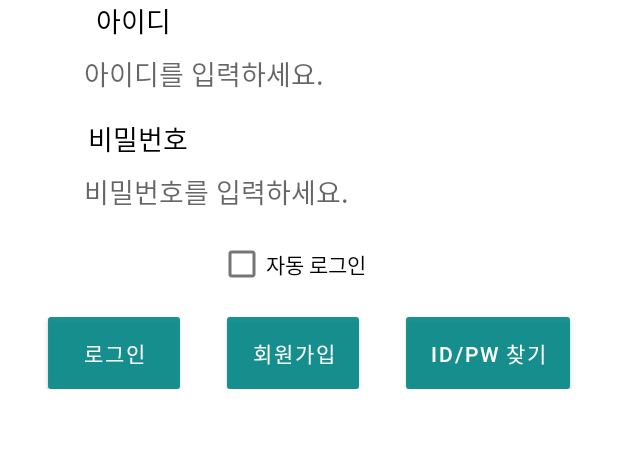
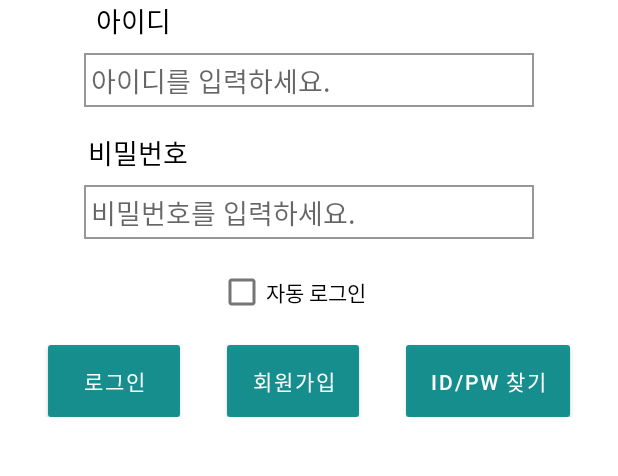
Before and after one commit to garam0410/BPM-Service, an Android app: the layout activity_login.xml on its own in the app's theme, with its tools: preview values and no code run, on a phone screen of 412 x 824 dp, the part 600-1076 px from its top. Run offline under Robolectric (Android 15) with nearby library versions, the phone set to English and light mode, and no system bars.

Commit message:
로그인 구현중

```diff
--- a/Application/mobile/build.gradle
+++ b/Application/mobile/build.gradle
@@ -37,5 +37,7 @@ dependencies {
     androidTestImplementation 'androidx.test.ext:junit:1.1.2'
     androidTestImplementation 'androidx.test.espresso:espresso-core:3.3.0'
     implementation 'com.google.android.material:material:1.0.0'
+    compile 'com.squareup.retrofit2:retrofit:2.4.0'
+    compile 'com.squareup.retrofit2:converter-gson:2.4.0'
     wearApp project(":wear")
 }
--- a/Application/mobile/src/main/AndroidManifest.xml
+++ b/Application/mobile/src/main/AndroidManifest.xml
@@ -6,6 +6,7 @@
     <uses-permission android:name="android.permission.CAMERA" />
 
     <application
+        android:networkSecurityConfig="@xml/network_security_config"
         android:allowBackup="true"
         android:icon="@mipmap/ic_launcher"
         android:label="@string/app_name"
@@ -20,7 +21,7 @@
             </intent-filter>
         </activity>
         <activity android:name=".login.RegisterActivity" />
-        <activity android:name=".login.FIndActivity" />
+        <activity android:name=".login.FindActivity" />
         <activity android:name=".login.LoginActivity">
         </activity>
         <activity android:name=".MainActivity" />
--- a/Application/mobile/src/main/java/com/example/bpm_service/login/FIndActivity.java
+++ b/Application/mobile/src/main/java/com/example/bpm_service/login/FindActivity.java
@@ -6,11 +6,11 @@ import android.os.Bundle;
 
 import com.example.bpm_service.R;
 
-public class FIndActivity extends AppCompatActivity {
+public class FindActivity extends AppCompatActivity {
 
     @Override
     protected void onCreate(Bundle savedInstanceState) {
         super.onCreate(savedInstanceState);
-        setContentView(R.layout.activity_f_ind);
+        setContentView(R.layout.activity_find);
     }
 }
--- a/Application/mobile/src/main/java/com/example/bpm_service/splash/SplashActivity.java
+++ b/Application/mobile/src/main/java/com/example/bpm_service/splash/SplashActivity.java
@@ -18,7 +18,7 @@ public class SplashActivity extends AppCompatActivity {
         setContentView(R.layout.activity_splash);
 
         Handler handler = new Handler();
-        handler.postDelayed(new splashHandler(), 1500);
+        handler.postDelayed(new splashHandler(), 1000);
     }
     private class splashHandler implements Runnable{
         public void run(){
--- /dev/null
+++ b/Application/mobile/src/main/res/drawable/white_edittext.xml
@@ -0,0 +1,20 @@
+<?xml version="1.0" encoding="utf-8"?>
+<layer-list xmlns:android="http://schemas.android.com/apk/res/android">
+    <item
+        android:bottom="1dp"
+>
+        <shape android:shape="rectangle" >
+            <stroke
+                android:width="1dp"
+                android:color="#989696" />
+            <solid android:color="#FFFFFF" />
+            <padding
+                android:bottom="5dp"
+                android:left="5dp"
+                android:right="5dp"
+                android:top="5dp"
+                ></padding>
+        </shape>
+    </item>
+
+</layer-list>
--- a/Application/mobile/src/main/res/layout/activity_f_ind.xml
+++ b/Application/mobile/src/main/res/layout/activity_find.xml
@@ -4,6 +4,6 @@
     xmlns:tools="http://schemas.android.com/tools"
     android:layout_width="match_parent"
     android:layout_height="match_parent"
-    tools:context=".login.FIndActivity">
+    tools:context=".login.FindActivity">
 
 </androidx.constraintlayout.widget.ConstraintLayout>
--- a/Application/mobile/src/main/res/layout/activity_login.xml
+++ b/Application/mobile/src/main/res/layout/activity_login.xml
@@ -49,7 +49,7 @@
             android:layout_width="300dp"
             android:layout_height="wrap_content"
             android:layout_marginTop="8dp"
-            android:background="#ffffff"
+            android:background="@drawable/white_edittext"
             android:hint="아이디를 입력하세요."
             android:singleLine="true"
             app:layout_constraintEnd_toEndOf="parent"
@@ -64,7 +64,6 @@
             android:layout_width="72dp"
             android:layout_height="wrap_content"
             android:layout_marginTop="16dp"
-            android:background="#FFFFFF"
             android:text="비밀번호"
             android:textAlignment="center"
             android:textColor="#000000"
@@ -81,7 +80,7 @@
             android:layout_width="300dp"
             android:layout_height="wrap_content"
             android:layout_marginTop="8dp"
-            android:background="#FFFFFF"
+            android:background="@drawable/white_edittext"
             android:hint="비밀번호를 입력하세요."
             android:inputType="textPassword"
             android:singleLine="true"
--- a/Application/mobile/src/main/res/values/strings.xml
+++ b/Application/mobile/src/main/res/values/strings.xml
@@ -1,3 +1,4 @@
 <resources>
-    <string name="app_name">My Application</string>
+    <string name="app_name">Movie by Heart</string>
+    <string name="IP">http://118.67.132.152:</string>
 </resources>
--- /dev/null
+++ b/Application/mobile/src/main/res/xml/network_security_config.xml
@@ -0,0 +1,4 @@
+<?xml version="1.0" encoding="utf-8"?>
+<network-security-config>
+    <base-config cleartextTrafficPermitted="true" />
+</network-security-config>
```
Also changed, not shown: Application/mobile/src/main/java/com/example/bpm_service/connection/ConnectServer.java (added, +63 -0 lines), Application/mobile/src/main/java/com/example/bpm_service/login/LoginActivity.java (+41 -5 lines).
